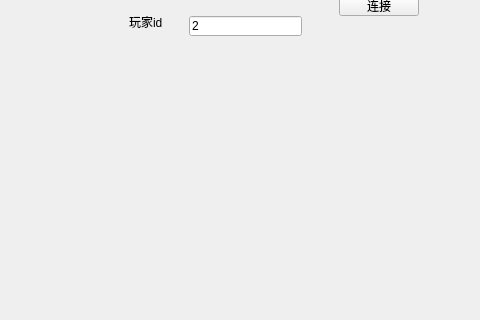
First picture: the form in qt/Z2/mainwindow.ui, repository Ezrnest/Z2, before the edit; both pictures show x 0 to 480 and y 280 to 600 of the 800 by 600 pixel window.
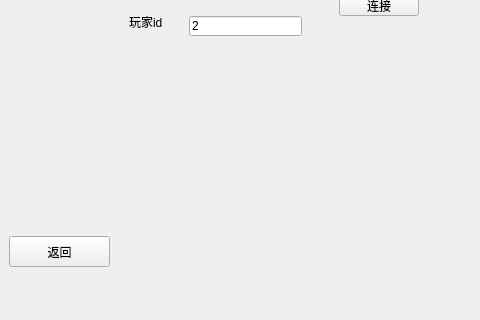
Second picture: the form after the edit. The open tabs and pages were chosen to show the change.

Commit message: Add a return button on connection page.

```diff
--- a/qt/Z2/mainwindow.ui
+++ b/qt/Z2/mainwindow.ui
@@ -414,6 +414,19 @@
        <string>玩家id</string>
       </property>
      </widget>
+     <widget class="QPushButton" name="pushButton_3">
+      <property name="geometry">
+       <rect>
+        <x>0</x>
+        <y>490</y>
+        <width>101</width>
+        <height>31</height>
+       </rect>
+      </property>
+      <property name="text">
+       <string>返回</string>
+      </property>
+     </widget>
     </widget>
    </widget>
   </widget>
```
Left out of the diff: 16 changed lines with no effect on the pictures. The commit also changes 1 other file.
